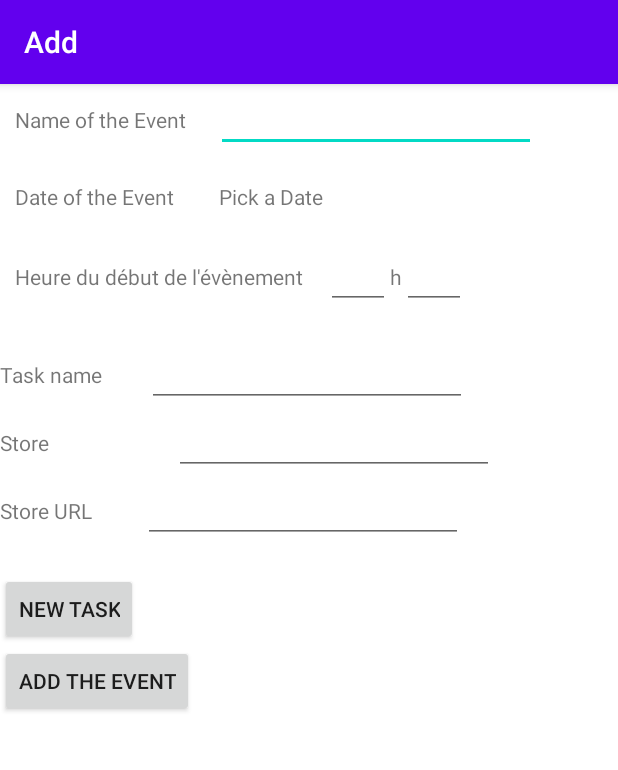
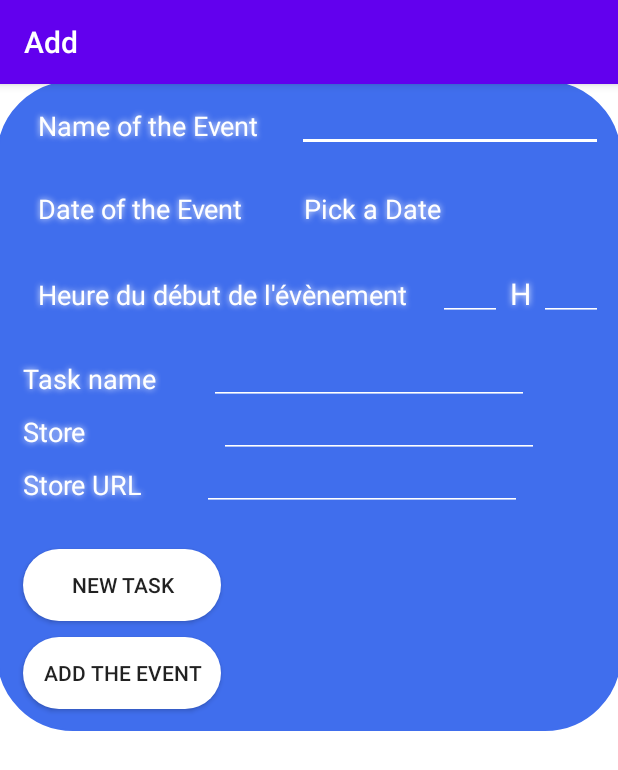
Before and after one commit to Mberjola/Planee, an Android app: the AddActivity screen opened directly, with no data from a screen before it, after a tap on "NEW TASK", on a phone screen of 412 x 824 dp. Shown: the top 770 px of the screen. Run offline under Robolectric (Android 15) with nearby library versions, the phone set to English and light mode, and no system bars.

Commit message:
design page add et detail fix

```diff
--- /dev/null
+++ b/PlaneeAndroid/app/src/main/res/drawable/add_frag_style.xml
@@ -0,0 +1,24 @@
+<?xml version="1.0" encoding="utf-8"?>
+<layer-list xmlns:android="http://schemas.android.com/apk/res/android">
+    <item
+        android:bottom="1dp"
+        android:left="-2dp"
+        android:right="-2dp"
+        android:top="-2dp">
+        <shape android:shape="rectangle">
+            <stroke
+                android:width="1dp"
+                android:color="#406eed" />
+
+            <solid android:color="#406eed" />
+
+            <padding
+                android:bottom="10dp"
+                android:left="10dp"
+                android:right="10dp"
+                android:top="10dp" />
+            <corners android:radius="50dp"/>
+        </shape>
+    </item>
+
+</layer-list>
--- /dev/null
+++ b/PlaneeAndroid/app/src/main/res/drawable/button_style.xml
@@ -0,0 +1,7 @@
+<?xml version="1.0" encoding="utf-8"?>
+<shape xmlns:android="http://schemas.android.com/apk/res/android"
+    android:shape="rectangle" android:padding="10dp">
+    <!-- you can use any color you want I used here gray color-->
+    <solid android:color="#fff"/>
+    <corners android:radius="30dp"/>
+</shape>
--- a/PlaneeAndroid/app/src/main/res/layout/cell_taches_details.xml
+++ b/PlaneeAndroid/app/src/main/res/layout/cell_taches_details.xml
@@ -14,8 +14,8 @@
 
         <ImageView
             android:id="@+id/imageView2"
-            android:layout_width="413dp"
-            android:layout_height="344dp"
+            android:layout_width="421dp"
+            android:layout_height="334dp"
             app:layout_constraintBottom_toBottomOf="parent"
             app:layout_constraintEnd_toEndOf="parent"
             app:layout_constraintHorizontal_bias="0.0"
--- a/PlaneeAndroid/app/src/main/res/layout/fragment_add.xml
+++ b/PlaneeAndroid/app/src/main/res/layout/fragment_add.xml
@@ -3,6 +3,7 @@
     xmlns:app="http://schemas.android.com/apk/res-auto"
     xmlns:tools="http://schemas.android.com/tools"
     android:id="@+id/AddFragment"
+
     android:layout_width="match_parent"
     android:layout_height="match_parent"
     android:background="@color/white">
@@ -10,6 +11,7 @@
     <ScrollView
         android:layout_width="match_parent"
         android:layout_height="match_parent"
+
         app:layout_constraintBottom_toBottomOf="parent"
         app:layout_constraintLeft_toLeftOf="parent"
         app:layout_constraintRight_toRightOf="parent"
@@ -17,9 +19,10 @@
 
         <LinearLayout
             android:id="@+id/AddLayout"
+            android:background="@drawable/add_frag_style"
             android:layout_width="match_parent"
             android:layout_height="wrap_content"
-            android:background="@color/white"
+
             android:orientation="vertical"
             tools:context=".ui.add.addFragment">
 
@@ -33,18 +36,33 @@
                 <TextView
                     android:id="@+id/NomEventTextView"
                     android:layout_width="wrap_content"
+                    android:padding="5dp"
+                    android:shadowColor="#ffffff"
+                    android:shadowDx="0.0"
+                    android:shadowDy="0.0"
+                    android:shadowRadius="5"
+                    android:textColor="#ffffff"
+                    android:textSize="18dp"
                     android:layout_height="wrap_content"
                     android:labelFor="@id/NomEvent"
                     android:text="@string/NameEvent" />
 
                 <EditText
                     android:id="@+id/NomEvent"
+                    android:padding="5dp"
+                    android:shadowColor="#ffffff"
+                    android:shadowDx="0.0"
+                    android:shadowDy="0.0"
+                    android:shadowRadius="5"
+                    android:textColor="#ffffff"
+                    android:textSize="18dp"
                     android:layout_width="wrap_content"
                     android:layout_height="wrap_content"
                     android:layout_marginStart="20dp"
                     android:layout_marginLeft="20dp"
                     android:autofillHints=""
                     android:ems="10"
+                    android:backgroundTint="@color/white"
                     android:inputType="text" />
             </LinearLayout>
 
@@ -56,6 +74,14 @@
 
                 <TextView
                     android:id="@+id/DateEvent"
+
+                    android:padding="5dp"
+                    android:shadowColor="#ffffff"
+                    android:shadowDx="0.0"
+                    android:shadowDy="0.0"
+                    android:shadowRadius="5"
+                    android:textColor="#ffffff"
+                    android:textSize="18dp"
                     android:layout_width="wrap_content"
                     android:layout_height="wrap_content"
                     android:layout_marginTop="20dp"
@@ -63,6 +89,14 @@
 
                 <TextView
                     android:id="@+id/DatePick"
+
+                    android:padding="5dp"
+                    android:shadowColor="#ffffff"
+                    android:shadowDx="0.0"
+                    android:shadowDy="0.0"
+                    android:shadowRadius="5"
+                    android:textColor="#ffffff"
+                    android:textSize="18dp"
                     android:layout_width="wrap_content"
                     android:layout_height="wrap_content"
                     android:layout_marginStart="30dp"
@@ -81,28 +115,60 @@
 
                 <TextView
                     android:layout_width="wrap_content"
+
+                    android:padding="5dp"
+                    android:shadowColor="#ffffff"
+                    android:shadowDx="0.0"
+                    android:shadowDy="0.0"
+                    android:shadowRadius="5"
+                    android:textColor="#ffffff"
+                    android:textSize="18dp"
                     android:layout_height="wrap_content"
                     android:text="Heure du début de l'évènement" />
 
                 <EditText
                     android:id="@+id/TimeHeure"
+                    android:padding="5dp"
+                    android:shadowColor="#ffffff"
+                    android:shadowDx="0.0"
+                    android:shadowDy="0.0"
+                    android:shadowRadius="5"
+                    android:textColor="#ffffff"
+                    android:textSize="18dp"
                     android:layout_width="wrap_content"
                     android:layout_height="wrap_content"
                     android:layout_marginLeft="15dp"
+                    android:backgroundTint="@color/white"
                     android:autofillHints=""
                     android:ems="2" />
 
                 <TextView
                     android:id="@+id/h"
+
+                    android:padding="5dp"
+                    android:shadowColor="#ffffff"
+                    android:shadowDx="0.0"
+                    android:shadowDy="0.0"
+                    android:shadowRadius="5"
+                    android:textColor="#ffffff"
+                    android:textSize="20dp"
                     android:layout_width="wrap_content"
                     android:layout_height="wrap_content"
-                    android:text="h" />
+                    android:text="H" />
 
                 <EditText
                     android:id="@+id/TimeMin"
+                    android:padding="5dp"
+                    android:shadowColor="#ffffff"
+                    android:shadowDx="0.0"
+                    android:shadowDy="0.0"
+                    android:shadowRadius="5"
+                    android:textColor="#ffffff"
+                    android:textSize="18dp"
                     android:layout_width="wrap_content"
                     android:layout_height="wrap_content"
                     android:autofillHints=""
+                    android:backgroundTint="@color/white"
                     android:ems="2" />
 
             </LinearLayout>
@@ -120,14 +186,18 @@
 
             <Button
                 android:id="@+id/NewTache"
-                android:layout_width="wrap_content"
+                android:layout_width="132dp"
                 android:layout_height="wrap_content"
+                android:layout_margin="5dp"
+                android:background="@drawable/button_style"
                 android:text="@string/NewTask" />
 
             <Button
                 android:id="@+id/addEvent"
-                android:layout_width="wrap_content"
+                android:layout_width="132dp"
+                android:layout_margin="5dp"
                 android:layout_height="wrap_content"
+                android:background="@drawable/button_style"
                 android:text="@string/addButton" />
 
         </LinearLayout>
--- a/PlaneeAndroid/app/src/main/res/layout/task_layout.xml
+++ b/PlaneeAndroid/app/src/main/res/layout/task_layout.xml
@@ -12,6 +12,13 @@
 
         <TextView
             android:id="@+id/TasknameView"
+            android:padding="5dp"
+            android:shadowColor="#ffffff"
+            android:shadowDx="0.0"
+            android:shadowDy="0.0"
+            android:shadowRadius="5"
+            android:textColor="#ffffff"
+            android:textSize="18dp"
             android:layout_width="wrap_content"
             android:layout_height="wrap_content"
             android:layout_marginRight="30dp"
@@ -19,6 +26,14 @@
 
         <EditText
             android:id="@+id/Taskname"
+            android:padding="5dp"
+            android:shadowColor="#ffffff"
+            android:shadowDx="0.0"
+            android:shadowDy="0.0"
+            android:shadowRadius="5"
+            android:textColor="#ffffff"
+            android:textSize="18dp"
+            android:backgroundTint="@color/white"
             android:layout_width="wrap_content"
             android:layout_height="wrap_content"
             android:ems="10" />
@@ -31,12 +46,27 @@
         <TextView
             android:layout_width="wrap_content"
             android:layout_height="wrap_content"
+            android:padding="5dp"
+            android:shadowColor="#ffffff"
+            android:shadowDx="0.0"
+            android:shadowDy="0.0"
+            android:shadowRadius="5"
+            android:textColor="#ffffff"
+            android:textSize="18dp"
             android:layout_marginEnd="83dp"
             android:layout_marginRight="83dp"
             android:text="@string/TaskStore" />
 
         <EditText
             android:id="@+id/TaskMagasin"
+            android:padding="5dp"
+            android:shadowColor="#ffffff"
+            android:shadowDx="0.0"
+            android:shadowDy="0.0"
+            android:shadowRadius="5"
+            android:textColor="#ffffff"
+            android:textSize="18dp"
+            android:backgroundTint="@color/white"
             android:layout_width="wrap_content"
             android:layout_height="wrap_content"
             android:ems="10" />
@@ -49,10 +79,25 @@
         <TextView
             android:layout_width="wrap_content"
             android:layout_height="wrap_content"
+            android:padding="5dp"
+            android:shadowColor="#ffffff"
+            android:shadowDx="0.0"
+            android:shadowDy="0.0"
+            android:shadowRadius="5"
+            android:textColor="#ffffff"
+            android:textSize="18dp"
             android:text="@string/TaskUrl" />
 
         <EditText
             android:id="@+id/TaskURLMagasin"
+            android:padding="5dp"
+            android:shadowColor="#ffffff"
+            android:shadowDx="0.0"
+            android:shadowDy="0.0"
+            android:shadowRadius="5"
+            android:textColor="#ffffff"
+            android:textSize="18dp"
+            android:backgroundTint="@color/white"
             android:layout_width="wrap_content"
             android:layout_height="wrap_content"
             android:layout_marginLeft="34dp"
```
